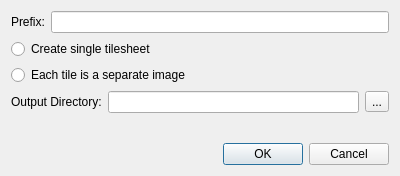
This is src/tiled/packextractdialog.ui in timbaker/tiled as Qt 5 draws it before an edit. The edited form follows.
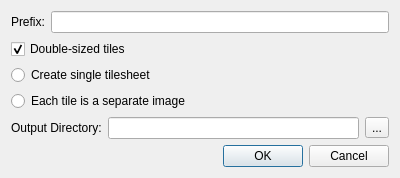
This is the edited form.

The edit to the form file:
```diff
--- a/src/tiled/packextractdialog.ui
+++ b/src/tiled/packextractdialog.ui
@@ -14,24 +14,35 @@
    <string>Extract .pack Images</string>
   </property>
   <layout class="QGridLayout" name="gridLayout">
-   <item row="5" column="0">
-    <widget class="QDialogButtonBox" name="buttonBox">
-     <property name="orientation">
-      <enum>Qt::Horizontal</enum>
-     </property>
-     <property name="standardButtons">
-      <set>QDialogButtonBox::Cancel|QDialogButtonBox::Ok</set>
-     </property>
-    </widget>
+   <item row="4" column="0">
+    <layout class="QHBoxLayout" name="horizontalLayout_2">
+     <item>
+      <widget class="QLabel" name="label_2">
+       <property name="text">
+        <string>Output Directory:</string>
+       </property>
+      </widget>
+     </item>
+     <item>
+      <widget class="QLineEdit" name="outputEdit"/>
+     </item>
+     <item>
+      <widget class="QToolButton" name="outputBrowse">
+       <property name="text">
+        <string>...</string>
+       </property>
+      </widget>
+     </item>
+    </layout>
    </item>
-   <item row="1" column="0">
+   <item row="2" column="0">
     <widget class="QRadioButton" name="radioSingle">
      <property name="text">
       <string>Create single tilesheet</string>
      </property>
     </widget>
    </item>
-   <item row="2" column="0">
+   <item row="3" column="0">
     <widget class="QRadioButton" name="radioMultiple">
      <property name="text">
       <string>Each tile is a separate image</string>
@@ -52,28 +63,7 @@
      </item>
     </layout>
    </item>
-   <item row="3" column="0">
-    <layout class="QHBoxLayout" name="horizontalLayout_2">
-     <item>
-      <widget class="QLabel" name="label_2">
-       <property name="text">
-        <string>Output Directory:</string>
-       </property>
-      </widget>
-     </item>
-     <item>
-      <widget class="QLineEdit" name="outputEdit"/>
-     </item>
-     <item>
-      <widget class="QToolButton" name="outputBrowse">
-       <property name="text">
-        <string>...</string>
-       </property>
-      </widget>
-     </item>
-    </layout>
-   </item>
-   <item row="4" column="0">
+   <item row="5" column="0">
     <spacer name="verticalSpacer">
      <property name="orientation">
       <enum>Qt::Vertical</enum>
@@ -86,6 +76,26 @@
      </property>
     </spacer>
    </item>
+   <item row="6" column="0">
+    <widget class="QDialogButtonBox" name="buttonBox">
+     <property name="orientation">
+      <enum>Qt::Horizontal</enum>
+     </property>
+     <property name="standardButtons">
+      <set>QDialogButtonBox::Cancel|QDialogButtonBox::Ok</set>
+     </property>
+    </widget>
+   </item>
+   <item row="1" column="0">
+    <widget class="QCheckBox" name="checkBoxDouble">
+     <property name="text">
+      <string>Double-sized tiles</string>
+     </property>
+     <property name="checked">
+      <bool>true</bool>
+     </property>
+    </widget>
+   </item>
   </layout>
  </widget>
  <resources/>
```
